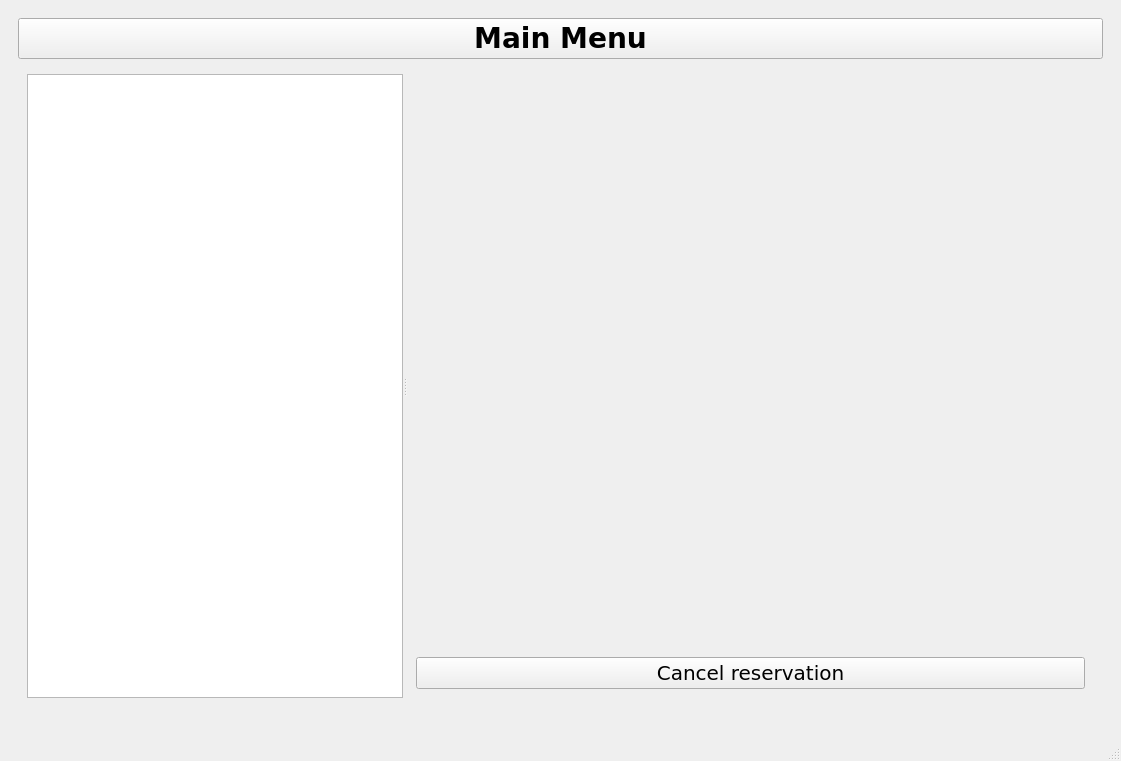
Before: the Qt Designer form libapp.ui in mikorozek/Libapp-Project-Pipr, drawn with Qt 5.
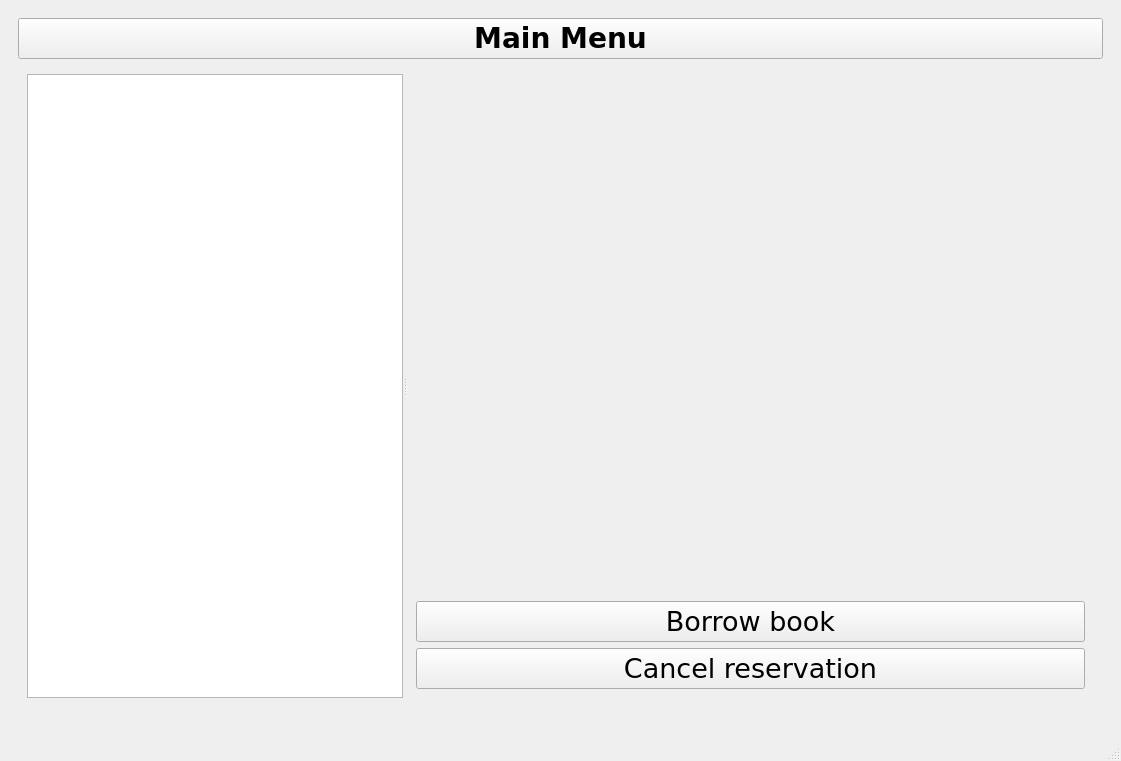
After: the same form once the commit is applied. The open tabs and pages were chosen to show the change.

Commit message: Implemented libapp exceptions and reservation

```diff
--- a/libapp.ui
+++ b/libapp.ui
@@ -929,6 +929,24 @@
                        </property>
                       </widget>
                      </item>
+                     <item>
+                      <widget class="QPushButton" name="reservationBorrowButton">
+                       <property name="sizePolicy">
+                        <sizepolicy hsizetype="Minimum" vsizetype="Maximum">
+                         <horstretch>0</horstretch>
+                         <verstretch>0</verstretch>
+                        </sizepolicy>
+                       </property>
+                       <property name="font">
+                        <font>
+                         <family>DejaVu Sans</family>
+                        </font>
+                       </property>
+                       <property name="text">
+                        <string>Borrow book</string>
+                       </property>
+                      </widget>
+                     </item>
                      <item>
                       <widget class="QPushButton" name="cancelReservationButton">
                        <property name="sizePolicy">
@@ -940,7 +958,7 @@
                        <property name="font">
                         <font>
                          <family>DejaVu Sans</family>
-                         <pointsize>15</pointsize>
+                         <pointsize>20</pointsize>
                         </font>
                        </property>
                        <property name="text">
```
Left out of the diff: 3 changed lines with no effect on the pictures. The commit also changes 18 other files.
